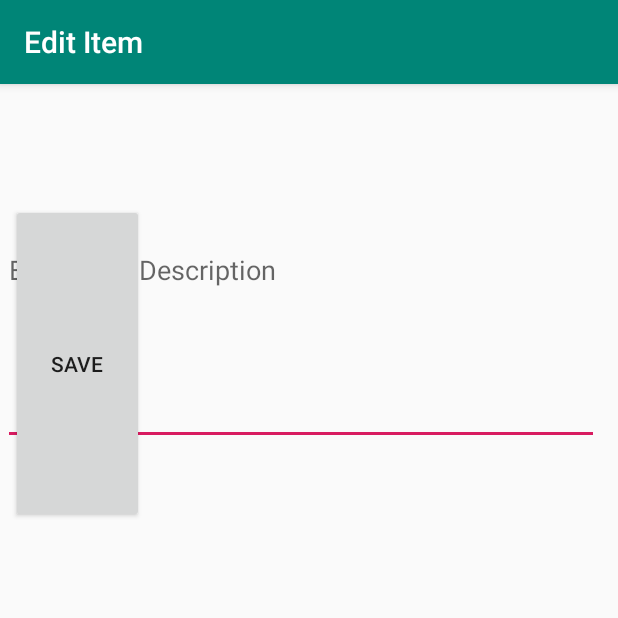
After one commit to Fereshta-Alavy/SimpleTodo, an Android app: the EditItemActivity screen opened directly, with no data from a screen before it, on a phone screen of 412 x 824 dp, the top half of it. The commit adds this screen. Run offline under Robolectric (Android 15) with nearby library versions, the phone set to English and light mode, and no system bars.

Commit message:
Implemented edit item feature

```diff
--- a/app/src/main/AndroidManifest.xml
+++ b/app/src/main/AndroidManifest.xml
@@ -9,6 +9,7 @@
         android:roundIcon="@mipmap/ic_launcher_round"
         android:supportsRtl="true"
         android:theme="@style/AppTheme">
+        <activity android:name=".EditItemActivity"></activity>
         <activity android:name=".MainActivity">
             <intent-filter>
                 <action android:name="android.intent.action.MAIN" />
--- /dev/null
+++ b/app/src/main/java/codepath/com/simpletodo/EditItemActivity.java
@@ -0,0 +1,35 @@
+package codepath.com.simpletodo;
+
+import android.content.Intent;
+import android.os.Bundle;
+import android.view.View;
+import android.widget.EditText;
+
+import androidx.appcompat.app.AppCompatActivity;
+
+import static codepath.com.simpletodo.MainActivity.ITEM_POSITION;
+import static codepath.com.simpletodo.MainActivity.ITEM_TEXT;
+
+public class EditItemActivity extends AppCompatActivity {
+    EditText etItemText;
+    int position;
+
+
+    @Override
+    protected void onCreate(Bundle savedInstanceState) {
+        super.onCreate(savedInstanceState);
+        setContentView(R.layout.activity_edit_item);
+        etItemText = (EditText)findViewById(R.id.etItemText);
+        etItemText.setText(getIntent().getStringExtra(ITEM_TEXT));
+        position = getIntent().getIntExtra(ITEM_POSITION, 0);
+        getSupportActionBar().setTitle("Edit Item");
+    }
+
+    public void onSaveItem(View v){
+        Intent i = new Intent();
+        i.putExtra(ITEM_TEXT, etItemText.getText().toString());
+        i.putExtra(ITEM_POSITION , position);
+        setResult(RESULT_OK,i);
+        finish();
+    }
+}
--- /dev/null
+++ b/app/src/main/res/layout/activity_edit_item.xml
@@ -0,0 +1,44 @@
+<?xml version="1.0" encoding="utf-8"?>
+<RelativeLayout xmlns:android="http://schemas.android.com/apk/res/android"
+    xmlns:app="http://schemas.android.com/apk/res-auto"
+    xmlns:tools="http://schemas.android.com/tools"
+    android:layout_width="match_parent"
+    android:layout_height="match_parent"
+    tools:context=".EditItemActivity" >
+
+    <EditText
+        android:id="@+id/etItemText"
+        android:layout_width="397dp"
+        android:layout_height="68dp"
+        android:layout_alignParentStart="true"
+        android:layout_alignParentLeft="true"
+        android:layout_alignParentTop="true"
+        android:layout_alignParentBottom="true"
+        android:layout_marginStart="2dp"
+        android:layout_marginLeft="2dp"
+        android:layout_marginTop="8dp"
+        android:layout_marginBottom="527dp"
+        android:ems="10"
+        android:hint="Enter Item Description"
+        android:inputType="textPersonName" />
+
+    <Button
+        android:id="@+id/btnSave"
+        android:layout_width="wrap_content"
+        android:layout_height="wrap_content"
+        android:layout_alignParentStart="true"
+        android:layout_alignParentLeft="true"
+        android:layout_alignParentTop="true"
+        android:layout_alignParentEnd="true"
+        android:layout_alignParentRight="true"
+        android:layout_alignParentBottom="true"
+        android:layout_marginStart="7dp"
+        android:layout_marginLeft="7dp"
+        android:layout_marginTop="80dp"
+        android:layout_marginEnd="316dp"
+        android:layout_marginRight="316dp"
+        android:layout_marginBottom="475dp"
+        android:onClick="onSaveItem"
+        android:text="Save"
+        tools:ignore="RtlCompat" />
+</RelativeLayout>
--- a/app/src/main/res/layout/activity_main.xml
+++ b/app/src/main/res/layout/activity_main.xml
@@ -21,7 +21,6 @@
         android:layout_marginTop="549dp"
         android:layout_marginEnd="6dp"
         android:layout_marginBottom="6dp"
-        android:onClick="onAdd"
         android:text="Add"
         tools:ignore="RtlCompat" />
 
--- a/app/src/main/res/values/strings.xml
+++ b/app/src/main/res/values/strings.xml
@@ -1,3 +1,4 @@
 <resources>
     <string name="app_name">SimpleTodo</string>
+    <string name="enter_item_description">Enter Item Description</string>
 </resources>
```
Also changed, not shown: app/src/main/java/codepath/com/simpletodo/MainActivity.java (+34 -0 lines).
